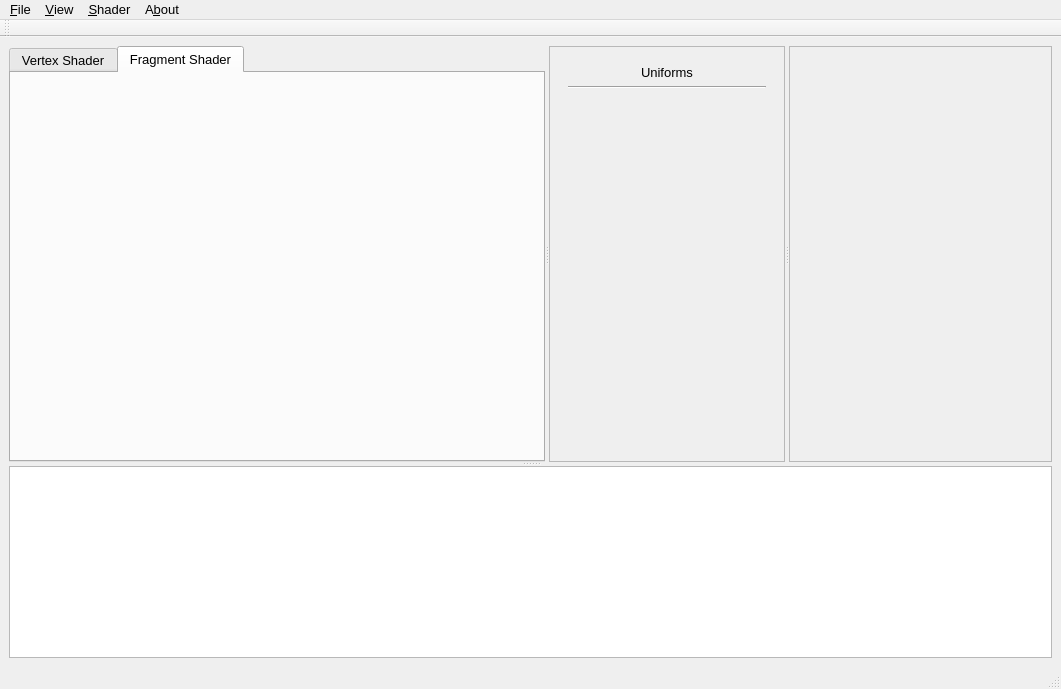
Qt form ui/qrenderorang.ui (carcass82/qrenderorang) before a commit.
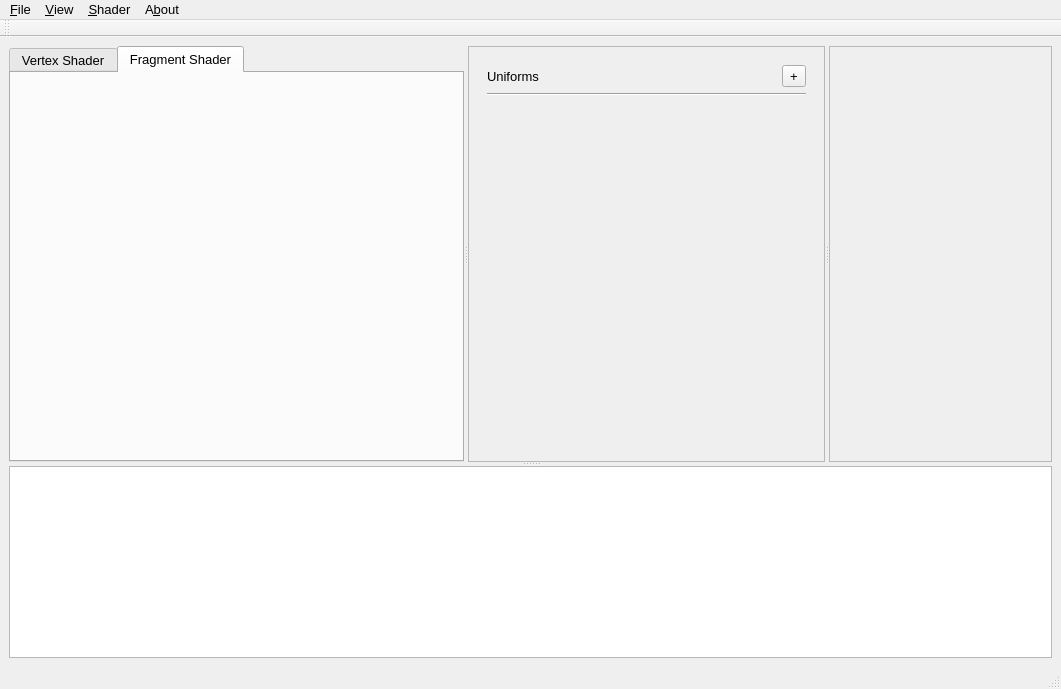
The same form after that commit. The open tabs and pages were chosen to show the change.

What changed in the file:
```diff
--- a/ui/qrenderorang.ui
+++ b/ui/qrenderorang.ui
@@ -80,8 +80,8 @@
           <rect>
            <x>0</x>
            <y>0</y>
-           <width>230</width>
-           <height>415</height>
+           <width>235</width>
+           <height>414</height>
           </rect>
          </property>
          <property name="sizePolicy">
@@ -93,8 +93,12 @@
          <layout class="QVBoxLayout" name="verticalLayout_2">
           <item>
            <widget class="QWidget" name="widget" native="true">
+            <layout class="QGridLayout" name="gridLayout_2">
+             <item row="0" column="0">
             <layout class="QVBoxLayout" name="verticalLayout">
              <item>
+                <layout class="QHBoxLayout" name="horizontalLayout">
+                 <item>
               <widget class="QLabel" name="label">
                <property name="sizePolicy">
                 <sizepolicy hsizetype="Preferred" vsizetype="Preferred">
@@ -117,6 +121,31 @@
               </widget>
              </item>
              <item>
+                  <spacer name="horizontalSpacer">
+                   <property name="orientation">
+                    <enum>Qt::Horizontal</enum>
+                   </property>
+                   <property name="sizeHint" stdset="0">
+                    <size>
+                     <width>40</width>
+                     <height>20</height>
+                    </size>
+                   </property>
+                  </spacer>
+                 </item>
+                 <item>
+                  <widget class="QToolButton" name="buttonAddUniform">
+                   <property name="toolTip">
+                    <string>Add a new Uniform</string>
+                   </property>
+                   <property name="text">
+                    <string>+</string>
+                   </property>
+                  </widget>
+                 </item>
+                </layout>
+               </item>
+               <item>
               <widget class="Line" name="line">
                <property name="orientation">
                 <enum>Qt::Horizontal</enum>
@@ -137,6 +166,8 @@
               </spacer>
              </item>
             </layout>
+             </item>
+            </layout>
            </widget>
           </item>
          </layout>
```
Left out of the diff: 4 changed lines with no effect on the pictures. Lines whose indentation alone changed are shown as unchanged.
